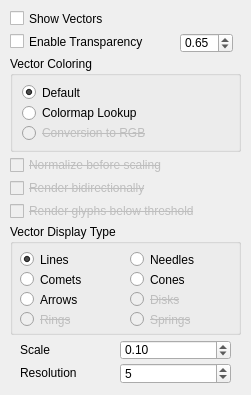
Qt form src/Interface/Modules/Visualization/ShowFieldGlyphsVectorTab.ui (SCIInstitute/SCIRun) before a commit.
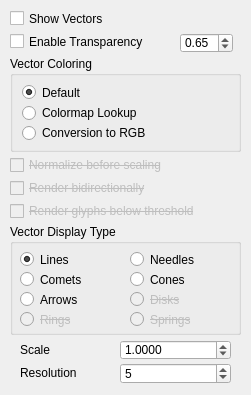
The same form after that commit.

Diff of the .ui file:
```diff
--- a/src/Interface/Modules/Visualization/ShowFieldGlyphsVectorTab.ui
+++ b/src/Interface/Modules/Visualization/ShowFieldGlyphsVectorTab.ui
@@ -366,11 +366,11 @@
     <item>
      <widget class="QRadioButton" name="conversionRGBVectorsColoringRButton_">
       <property name="enabled">
-       <bool>false</bool>
+       <bool>true</bool>
       </property>
       <property name="font">
        <font>
-        <strikeout>true</strikeout>
+        <strikeout>false</strikeout>
        </font>
       </property>
       <property name="text">
@@ -392,15 +392,21 @@
      <height>20</height>
     </rect>
    </property>
+   <property name="decimals">
+    <number>4</number>
+   </property>
    <property name="minimum">
-    <double>0.010000000000000</double>
+    <double>0.000100000000000</double>
    </property>
    <property name="maximum">
     <double>100.000000000000000</double>
    </property>
-   <property name="value">
+   <property name="singleStep">
     <double>0.100000000000000</double>
    </property>
+   <property name="value">
+    <double>1.000000000000000</double>
+   </property>
   </widget>
   <widget class="QLabel" name="label_10">
    <property name="geometry">
```
